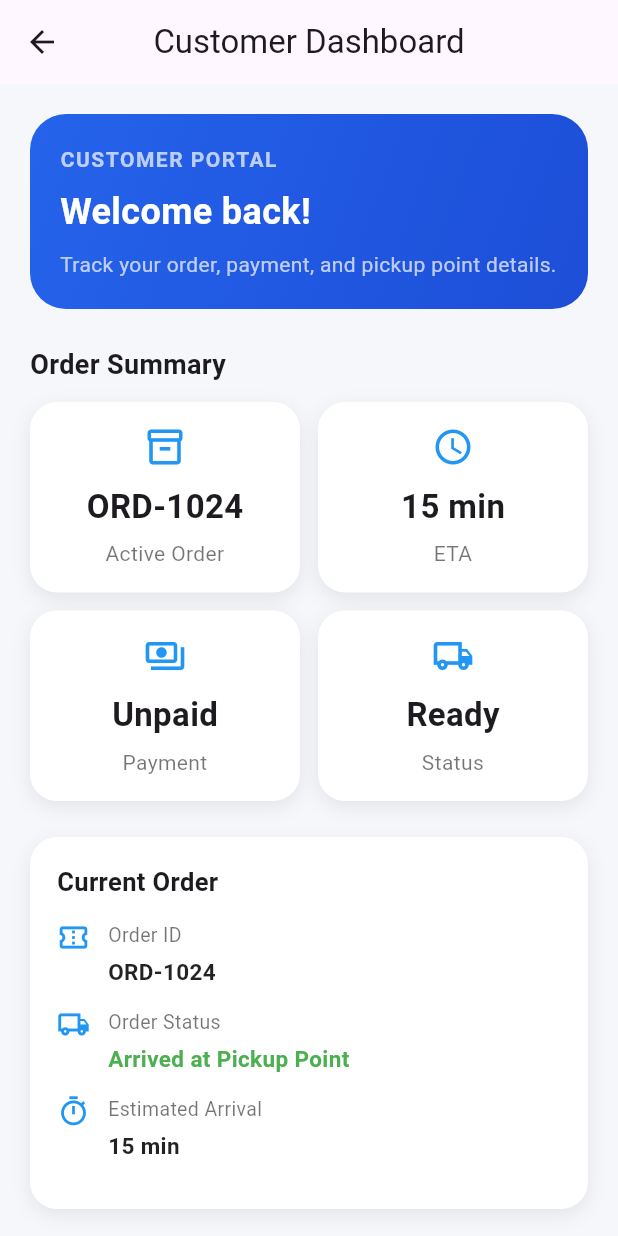
After one commit to batoul-nasser/wasle, a Flutter app: the CustomerDashboardScreen screen opened by its route, on a phone screen of 412 x 824 dp. The commit adds this screen. Run offline on Flutter 3.47's test engine with Material 3 defaults, Android fonts, the phone set to English and light mode, and no system bars; our stand-ins replace supabase_flutter; accounts and stored records are empty.

Commit message:
wip(customer): add role selection, customer signup, dashboard, and routing

```diff
--- a/lib/app/router.dart
+++ b/lib/app/router.dart
@@ -1,8 +1,12 @@
 import 'package:flutter/material.dart';
+import 'package:wasle/features/auth/presentation/pages/company_sign_up_screen.dart';
+import 'package:wasle/features/auth/presentation/pages/customer_sign_up_screen.dart';
+import 'package:wasle/features/auth/presentation/pages/driver_sign_up_screen.dart';
 import 'package:wasle/features/auth/presentation/pages/login_screen.dart';
 import 'package:wasle/features/auth/presentation/pages/sign_up_role_screen.dart';
 import 'package:wasle/features/auth/presentation/pages/welcome_screen.dart';
 import 'package:wasle/features/company/presentation/pages/company_dashboard_screen.dart';
+import 'package:wasle/features/customer/presentation/pages/customer_dashboard_screen.dart';
 import 'package:wasle/features/driver/presentation/pages/driver_dashboard_screen.dart';
 
 class AppRouter {
@@ -17,12 +21,26 @@ class AppRouter {
       case '/sign-up-role':
         return MaterialPageRoute(builder: (_) => const SignUpRoleScreen());
 
+      case '/driver-signup':
+        return MaterialPageRoute(builder: (_) => const DriverSignUpScreen());
+
+      case '/company-signup':
+        return MaterialPageRoute(builder: (_) => const CompanySignUpScreen());
+
+      case '/customer-signup':
+        return MaterialPageRoute(builder: (_) => const CustomerSignUpScreen());
+
       case '/driver-dashboard':
         return MaterialPageRoute(builder: (_) => const DriverDashboardScreen());
 
       case '/company-dashboard':
         return MaterialPageRoute(
           builder: (_) => const CompanyDashboardScreen(),
+        );
+
+      case '/customer-dashboard':
+        return MaterialPageRoute(
+          builder: (_) => const CustomerDashboardScreen(),
         );
 
       default:
--- a/lib/app/startup/startup_gate.dart
+++ b/lib/app/startup/startup_gate.dart
@@ -34,7 +34,7 @@ class _StartupGateState extends State<StartupGate> {
 
       if (!mounted) return;
 
-      Navigator.pushReplacementNamed(context, '/');
+      Navigator.pushReplacementNamed(context, '/welcome');
     }
   }
 
--- /dev/null
+++ b/lib/features/customer/presentation/pages/customer_dashboard_screen.dart
@@ -0,0 +1,333 @@
+import 'package:flutter/material.dart';
+
+class CustomerDashboardScreen extends StatelessWidget {
+  const CustomerDashboardScreen({super.key});
+
+  Widget _buildCard({
+    required IconData icon,
+    required String title,
+    required String value,
+  }) {
+    return Expanded(
+      child: Container(
+        padding: const EdgeInsets.all(16),
+        decoration: BoxDecoration(
+          color: Colors.white,
+          borderRadius: BorderRadius.circular(18),
+          boxShadow: const [
+            BoxShadow(
+              color: Color(0x14000000),
+              blurRadius: 10,
+              offset: Offset(0, 4),
+            ),
+          ],
+        ),
+        child: Column(
+          children: [
+            Icon(icon, size: 28, color: Colors.blue),
+            const SizedBox(height: 10),
+            Text(
+              value,
+              style: const TextStyle(fontSize: 22, fontWeight: FontWeight.bold),
+            ),
+            const SizedBox(height: 6),
+            Text(
+              title,
+              textAlign: TextAlign.center,
+              style: const TextStyle(color: Colors.black54),
+            ),
+          ],
+        ),
+      ),
+    );
+  }
+
+  Widget _buildInfoSection({
+    required String title,
+    required List<Widget> children,
+  }) {
+    return Container(
+      padding: const EdgeInsets.all(18),
+      decoration: BoxDecoration(
+        color: Colors.white,
+        borderRadius: BorderRadius.circular(18),
+        boxShadow: const [
+          BoxShadow(
+            color: Color(0x14000000),
+            blurRadius: 10,
+            offset: Offset(0, 4),
+          ),
+        ],
+      ),
+      child: Column(
+        crossAxisAlignment: CrossAxisAlignment.start,
+        children: [
+          Text(
+            title,
+            style: const TextStyle(fontSize: 17, fontWeight: FontWeight.bold),
+          ),
+          const SizedBox(height: 14),
+          ...children,
+        ],
+      ),
+    );
+  }
+
+  Widget _buildInfoRow({
+    required IconData icon,
+    required String label,
+    required String value,
+    Color? valueColor,
+  }) {
+    return Padding(
+      padding: const EdgeInsets.only(bottom: 14),
+      child: Row(
+        crossAxisAlignment: CrossAxisAlignment.start,
+        children: [
+          Icon(icon, color: Colors.blue, size: 22),
+          const SizedBox(width: 12),
+          Expanded(
+            child: Column(
+              crossAxisAlignment: CrossAxisAlignment.start,
+              children: [
+                Text(
+                  label,
+                  style: const TextStyle(color: Colors.black54, fontSize: 13),
+                ),
+                const SizedBox(height: 4),
+                Text(
+                  value,
+                  style: TextStyle(
+                    fontSize: 15,
+                    fontWeight: FontWeight.w600,
+                    color: valueColor ?? Colors.black87,
+                  ),
+                ),
+              ],
+            ),
+          ),
+        ],
+      ),
+    );
+  }
+
+  Widget _buildActionButton({
+    required BuildContext context,
+    required IconData icon,
+    required String label,
+    required VoidCallback onPressed,
+  }) {
+    return SizedBox(
+      width: double.infinity,
+      child: ElevatedButton.icon(
+        onPressed: onPressed,
+        icon: Icon(icon),
+        label: Text(label),
+        style: ElevatedButton.styleFrom(
+          padding: const EdgeInsets.symmetric(vertical: 16),
+          shape: RoundedRectangleBorder(
+            borderRadius: BorderRadius.circular(14),
+          ),
+        ),
+      ),
+    );
+  }
+
+  Color _statusColor(String status) {
+    switch (status) {
+      case 'Arrived at Pickup Point':
+        return Colors.green;
+      case 'In Transit':
+        return Colors.orange;
+      case 'Pending':
+        return Colors.blueGrey;
+      default:
+        return Colors.blue;
+    }
+  }
+
+  @override
+  Widget build(BuildContext context) {
+    // Temporary static values for MVP UI
+    const orderId = 'ORD-1024';
+    const orderStatus = 'Arrived at Pickup Point';
+    const eta = '15 min';
+    const paymentMethod = 'Cash at Pickup Point';
+    const paymentStatus = 'Unpaid';
+    const pickupPointName = 'Wasle Pickup Point - Beirut';
+    const pickupPointPhone = '+961 70 123 456';
+    const pickupPointAddress = 'Hamra Main Street, Beirut';
+
+    return Scaffold(
+      backgroundColor: const Color(0xFFF5F7FB),
+      appBar: AppBar(
+        title: const Text('Customer Dashboard'),
+        centerTitle: true,
+      ),
+      body: ListView(
+        padding: const EdgeInsets.all(20),
+        children: [
+          Container(
+            padding: const EdgeInsets.all(20),
+            decoration: BoxDecoration(
+              gradient: const LinearGradient(
+                colors: [Color(0xFF2563EB), Color(0xFF1D4ED8)],
+                begin: Alignment.topLeft,
+                end: Alignment.bottomRight,
+              ),
+              borderRadius: BorderRadius.circular(24),
+            ),
+            child: const Column(
+              crossAxisAlignment: CrossAxisAlignment.start,
+              children: [
+                Text(
+                  'CUSTOMER PORTAL',
+                  style: TextStyle(
+                    color: Colors.white70,
+                    fontWeight: FontWeight.w600,
+                    letterSpacing: 1,
+                  ),
+                ),
+                SizedBox(height: 8),
+                Text(
+                  'Welcome back!',
+                  style: TextStyle(
+                    color: Colors.white,
+                    fontSize: 24,
+                    fontWeight: FontWeight.bold,
+                  ),
+                ),
+                SizedBox(height: 8),
+                Text(
+                  'Track your order, payment, and pickup point details.',
+                  style: TextStyle(color: Colors.white70),
+                ),
+              ],
+            ),
+          ),
+          const SizedBox(height: 24),
+          const Text(
+            'Order Summary',
+            style: TextStyle(fontSize: 18, fontWeight: FontWeight.bold),
+          ),
+          const SizedBox(height: 12),
+          Row(
+            children: [
+              _buildCard(
+                icon: Icons.inventory_2_outlined,
+                title: 'Active Order',
+                value: orderId,
+              ),
+              const SizedBox(width: 12),
+              _buildCard(icon: Icons.schedule, title: 'ETA', value: eta),
+            ],
+          ),
+          const SizedBox(height: 12),
+          Row(
+            children: [
+              _buildCard(
+                icon: Icons.payments_outlined,
+                title: 'Payment',
+                value: paymentStatus,
+              ),
+              const SizedBox(width: 12),
+              _buildCard(
+                icon: Icons.local_shipping_outlined,
+                title: 'Status',
+                value: 'Ready',
+              ),
+            ],
+          ),
+          const SizedBox(height: 24),
+          _buildInfoSection(
+            title: 'Current Order',
+            children: [
+              _buildInfoRow(
+                icon: Icons.confirmation_number_outlined,
+                label: 'Order ID',
+                value: orderId,
+              ),
+              _buildInfoRow(
+                icon: Icons.local_shipping_outlined,
+                label: 'Order Status',
+                value: orderStatus,
+                valueColor: _statusColor(orderStatus),
+              ),
+              _buildInfoRow(
+                icon: Icons.timer_outlined,
+                label: 'Estimated Arrival',
+                value: eta,
+              ),
+            ],
+          ),
+          const SizedBox(height: 18),
+          _buildInfoSection(
+            title: 'Payment Details',
+            children: [
+              _buildInfoRow(
+                icon: Icons.credit_card_outlined,
+                label: 'Payment Method',
+                value: paymentMethod,
+              ),
+              _buildInfoRow(
+                icon: Icons.info_outline,
+                label: 'Payment Status',
+                value: paymentStatus,
+                valueColor: paymentStatus == 'Paid'
+                    ? Colors.green
+                    : Colors.orange,
+              ),
+            ],
+          ),
+          const SizedBox(height: 18),
+          _buildInfoSection(
+            title: 'Pickup Point Details',
+            children: [
+              _buildInfoRow(
+                icon: Icons.store_mall_directory_outlined,
+                label: 'Pickup Point',
+                value: pickupPointName,
+              ),
+              _buildInfoRow(
+                icon: Icons.phone_outlined,
+                label: 'Phone',
+                value: pickupPointPhone,
+              ),
+              _buildInfoRow(
+                icon: Icons.location_on_outlined,
+                label: 'Address',
+                value: pickupPointAddress,
+              ),
+            ],
+          ),
+          const SizedBox(height: 24),
+          const Text(
+            'Quick Actions',
+            style: TextStyle(fontSize: 18, fontWeight: FontWeight.bold),
+          ),
+          const SizedBox(height: 12),
+          _buildActionButton(
+            context: context,
+            icon: Icons.location_searching_outlined,
+            label: 'Track My Order',
+            onPressed: () {},
+          ),
+          const SizedBox(height: 12),
+          _buildActionButton(
+            context: context,
+            icon: Icons.payments_outlined,
+            label: 'Payment Method',
+            onPressed: () {},
+          ),
+          const SizedBox(height: 12),
+          _buildActionButton(
+            context: context,
+            icon: Icons.store_outlined,
+            label: 'Pickup Point Details',
+            onPressed: () {},
+          ),
+        ],
+      ),
+    );
+  }
+}
```
Also changed, not shown: lib/app/app.dart (+4 -9 lines), lib/features/auth/data/auth_service.dart (+16 -1 lines), lib/features/auth/presentation/pages/customer_sign_up_screen.dart (added, +109 -0 lines), lib/features/auth/presentation/pages/otp_verification_screen.dart (+15 -0 lines), lib/features/auth/presentation/pages/sign_up_role_screen.dart (+61 -19 lines), lib/features/customer/presentation/customer_home_screen.dart (deleted, +0 -20 lines).
